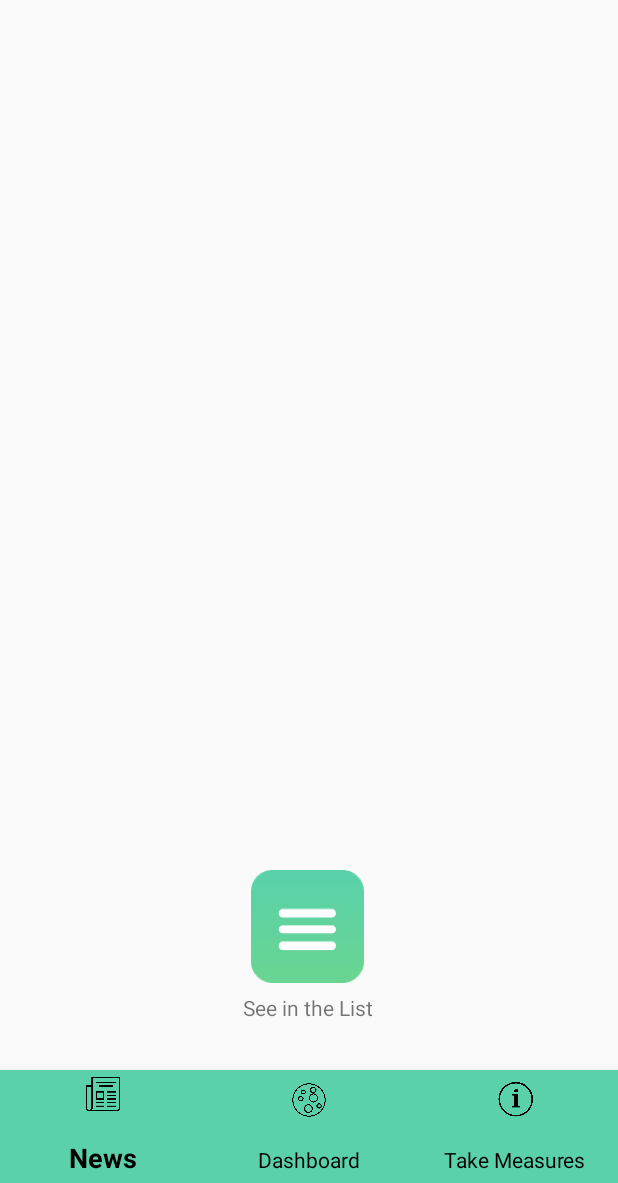
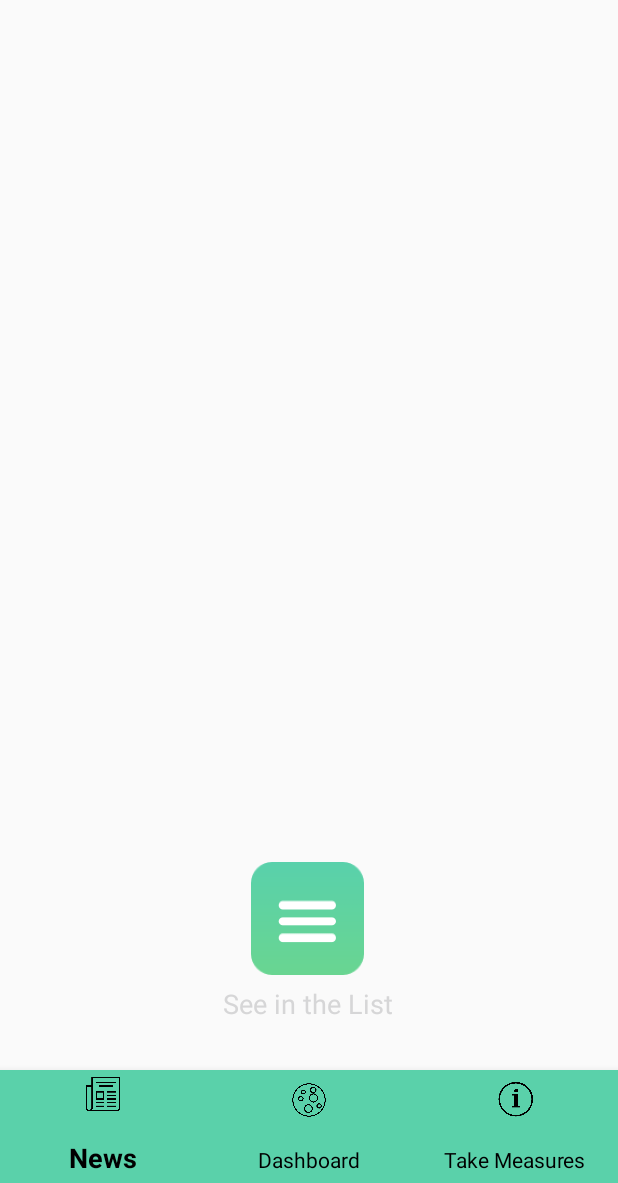
Before and after one commit to AlpYuktug/COVID-19, an Android app: the screen it shows after launch (MainActivity), on a phone screen of 412 x 824 dp, the part 53-1236 px from its top. Run offline under Robolectric (Android 15) with nearby library versions, the phone set to English and light mode, and no system bars.

Commit message:
Country List

```diff
--- a/app/src/main/AndroidManifest.xml
+++ b/app/src/main/AndroidManifest.xml
@@ -9,9 +9,9 @@
 
     <application
         android:allowBackup="true"
-        android:icon="@mipmap/ic_launcher"
+        android:icon="@drawable/appicon"
         android:label="@string/app_name"
-        android:roundIcon="@mipmap/ic_launcher_round"
+        android:roundIcon="@drawable/appicon"
         android:supportsRtl="true"
         android:theme="@style/AppTheme">
         <activity android:name=".Activities.MainActivity">
--- a/app/src/main/res/layout/fragment_dashboard.xml
+++ b/app/src/main/res/layout/fragment_dashboard.xml
@@ -15,10 +15,12 @@
 
     <TextView
         android:id="@+id/textViewAll"
-        android:layout_width="wrap_content"
+        android:layout_width="0dp"
         android:layout_height="wrap_content"
+        android:layout_marginStart="32dp"
         android:layout_marginTop="48dp"
-        android:textColor="@color/cast_intro_overlay_background_color"
+        android:layout_marginEnd="32dp"
+        android:textColor="@color/design_default_color_secondary_variant"
         android:textSize="18sp"
         android:textStyle="bold"
         app:layout_constraintEnd_toEndOf="parent"
@@ -28,10 +30,10 @@
 
     <TextView
         android:id="@+id/textViewDeath"
-        android:layout_width="wrap_content"
+        android:layout_width="0dp"
         android:layout_height="wrap_content"
         android:layout_marginTop="16dp"
-        android:textColor="@color/design_default_color_error"
+        android:textColor="@color/design_default_color_secondary_variant"
         android:textSize="18sp"
         android:textStyle="bold"
         app:layout_constraintEnd_toEndOf="@+id/textViewAll"
@@ -40,10 +42,10 @@
 
     <TextView
         android:id="@+id/textViewRecover"
-        android:layout_width="wrap_content"
+        android:layout_width="0dp"
         android:layout_height="wrap_content"
         android:layout_marginTop="16dp"
-        android:textColor="@color/colorPrimary"
+        android:textColor="@color/design_default_color_secondary_variant"
         android:textSize="18sp"
         android:textStyle="bold"
         app:layout_constraintEnd_toEndOf="@+id/textViewDeath"
@@ -66,6 +68,8 @@
         android:layout_height="wrap_content"
         android:layout_marginBottom="32dp"
         android:text="@string/List"
+        android:textColor="@color/cast_expanded_controller_ad_in_progress_text_color"
+        android:textSize="18sp"
         app:layout_constraintBottom_toBottomOf="parent"
         app:layout_constraintEnd_toEndOf="@+id/imageViewGetList"
         app:layout_constraintStart_toStartOf="@+id/imageViewGetList" />
```
Also changed, not shown: app/src/main/res/drawable-hdpi/appicon.png (added), app/src/main/res/drawable-ldpi/appicon.png (added), app/src/main/res/drawable-mdpi/appicon.png (added), app/src/main/res/drawable-xhdpi/appicon.png (added), app/src/main/res/drawable-xxhdpi/appicon.png (added), app/src/main/res/drawable-xxxhdpi/appicon.png (added), app/src/main/res/mipmap-xxxhdpi/appicon.png (added), 1 other file.
